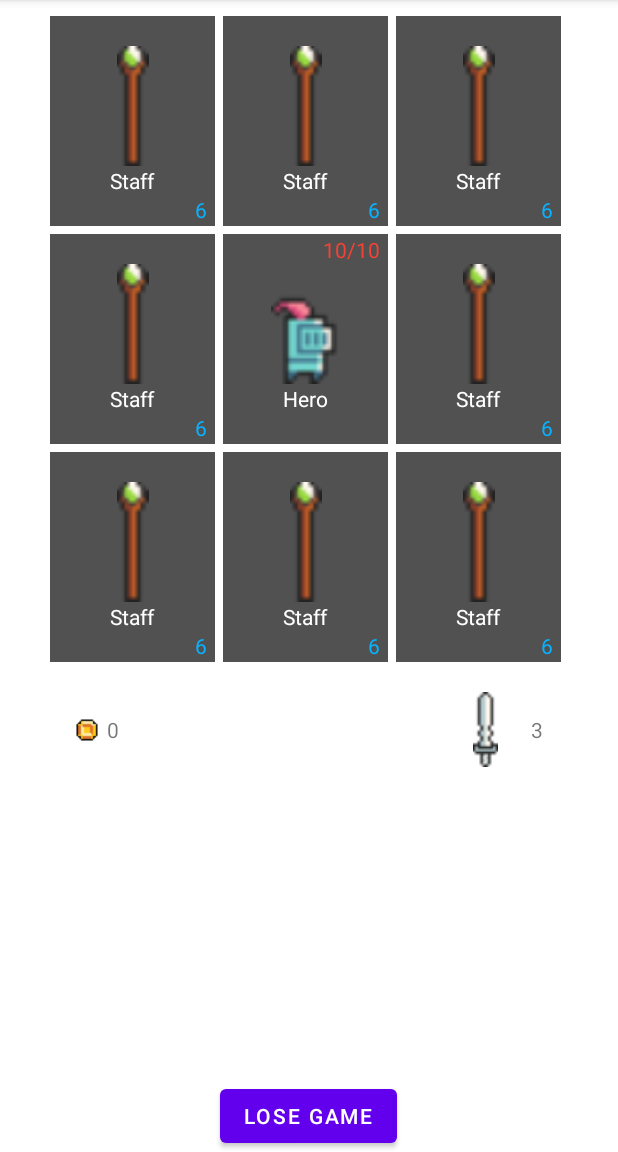
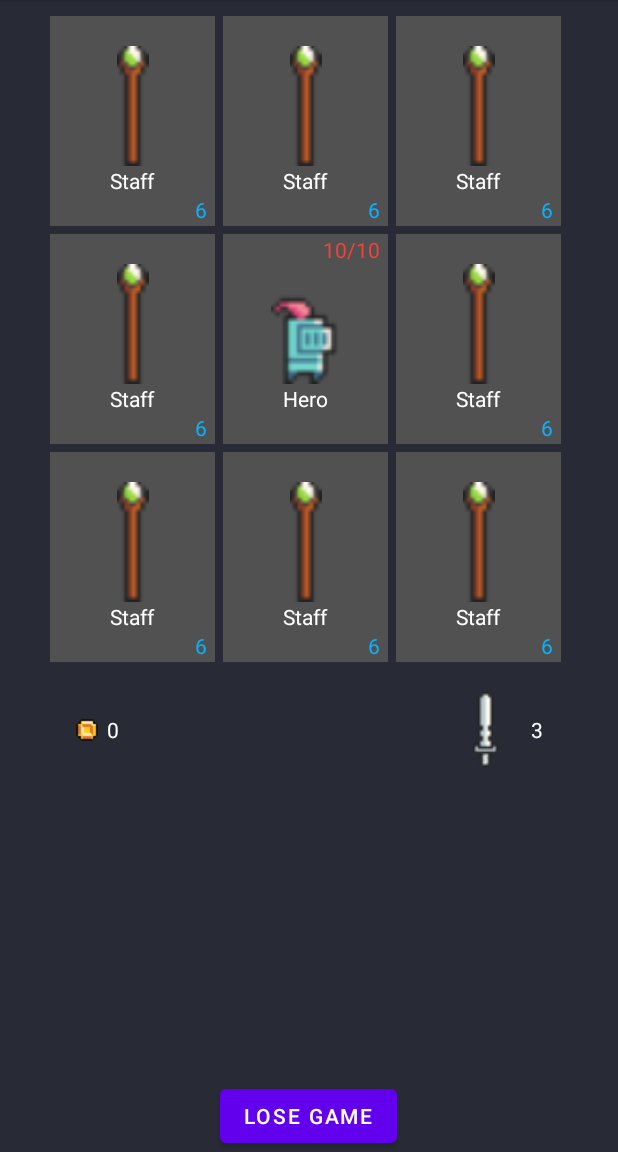
Before and after one commit to dhelfrich/DungeonCrawler, an Android app: the GameplayActivity screen opened directly, with no data from a screen before it, on a phone screen of 412 x 824 dp, the part 84-1236 px from its top. Run offline under Robolectric (Android 15) with nearby library versions, the phone set to English and light mode, and no system bars.

Commit message:
Implement long click functionality, change background

```diff
--- a/app/build.gradle
+++ b/app/build.gradle
@@ -33,6 +33,7 @@ dependencies {
     implementation 'androidx.appcompat:appcompat:1.3.1'
     implementation 'com.google.android.material:material:1.4.0'
     implementation 'androidx.constraintlayout:constraintlayout:2.1.1'
+    implementation 'androidx.legacy:legacy-support-v4:1.0.0'
     testImplementation 'junit:junit:4.+'
     androidTestImplementation 'androidx.test.ext:junit:1.1.3'
     androidTestImplementation 'androidx.test.espresso:espresso-core:3.4.0'
--- a/app/src/main/res/layout/activity_gameplay.xml
+++ b/app/src/main/res/layout/activity_gameplay.xml
@@ -4,6 +4,7 @@
     xmlns:tools="http://schemas.android.com/tools"
     android:layout_width="match_parent"
     android:layout_height="match_parent"
+    android:background="#282B35"
     tools:context=".GameplayActivity">
 
     <Button
@@ -57,7 +58,6 @@
                     android:layout_width="match_parent"
                     android:layout_height="80dp"
                     android:layout_marginHorizontal="5dp"
-                    android:scaleType="fitCenter"
                     app:srcCompat="@drawable/enemy_imp" />
 
                 <TextView
@@ -104,7 +104,6 @@
                     android:layout_width="match_parent"
                     android:layout_height="80dp"
                     android:layout_marginHorizontal="5dp"
-                    android:scaleType="fitCenter"
                     app:srcCompat="@drawable/enemy_imp" />
 
                 <TextView
@@ -151,7 +150,6 @@
                     android:layout_width="match_parent"
                     android:layout_height="80dp"
                     android:layout_marginHorizontal="5dp"
-                    android:scaleType="fitCenter"
                     app:srcCompat="@drawable/enemy_imp" />
 
                 <TextView
@@ -206,7 +204,6 @@
                     android:layout_width="match_parent"
                     android:layout_height="80dp"
                     android:layout_marginHorizontal="5dp"
-                    android:scaleType="fitCenter"
                     app:srcCompat="@drawable/enemy_imp" />
 
                 <TextView
@@ -253,7 +250,6 @@
                     android:layout_width="match_parent"
                     android:layout_height="80dp"
                     android:layout_marginHorizontal="5dp"
-                    android:scaleType="fitCenter"
                     app:srcCompat="@drawable/enemy_imp" />
 
                 <TextView
@@ -300,7 +296,6 @@
                     android:layout_width="match_parent"
                     android:layout_height="80dp"
                     android:layout_marginHorizontal="5dp"
-                    android:scaleType="fitCenter"
                     app:srcCompat="@drawable/enemy_imp" />
 
                 <TextView
@@ -354,7 +349,6 @@
                     android:layout_width="match_parent"
                     android:layout_height="80dp"
                     android:layout_marginHorizontal="5dp"
-                    android:scaleType="fitCenter"
                     app:srcCompat="@drawable/enemy_imp" />
 
                 <TextView
@@ -401,7 +395,6 @@
                     android:layout_width="match_parent"
                     android:layout_height="80dp"
                     android:layout_marginHorizontal="5dp"
-                    android:scaleType="fitCenter"
                     app:srcCompat="@drawable/enemy_imp" />
 
                 <TextView
@@ -448,7 +441,6 @@
                     android:layout_width="match_parent"
                     android:layout_height="80dp"
                     android:layout_marginHorizontal="5dp"
-                    android:scaleType="fitCenter"
                     app:srcCompat="@drawable/enemy_imp" />
 
                 <TextView
@@ -489,6 +481,7 @@
         android:layout_marginStart="5dp"
         android:layout_marginTop="35dp"
         android:text="TextView"
+        android:textColor="#FFFFFF"
         app:layout_constraintStart_toEndOf="@+id/coins"
         app:layout_constraintTop_toBottomOf="@+id/linearLayout" />
 
@@ -509,6 +502,7 @@
         android:layout_marginTop="35dp"
         android:layout_marginEnd="50dp"
         android:text="TextView"
+        android:textColor="#FFFFFF"
         app:layout_constraintEnd_toEndOf="parent"
         app:layout_constraintTop_toBottomOf="@+id/linearLayout" />
 
--- a/app/src/main/res/values/strings.xml
+++ b/app/src/main/res/values/strings.xml
@@ -2,4 +2,5 @@
     <string name="app_name">Dungeon Crawler</string>
     <string name="menuTitle">Dungeon Crawler</string>
     <string name="menuCredits">Elijah A, Daniel H, Tiancheng S</string>
+    <string name="hello_blank_fragment">Hello blank fragment</string>
 </resources>
```
Also changed, not shown: app/src/main/java/com/example/dungeoncrawler/GameplayActivity.java (+36 -1 lines), app/src/main/res/layout/popup_long_click.xml (added, +71 -0 lines).
